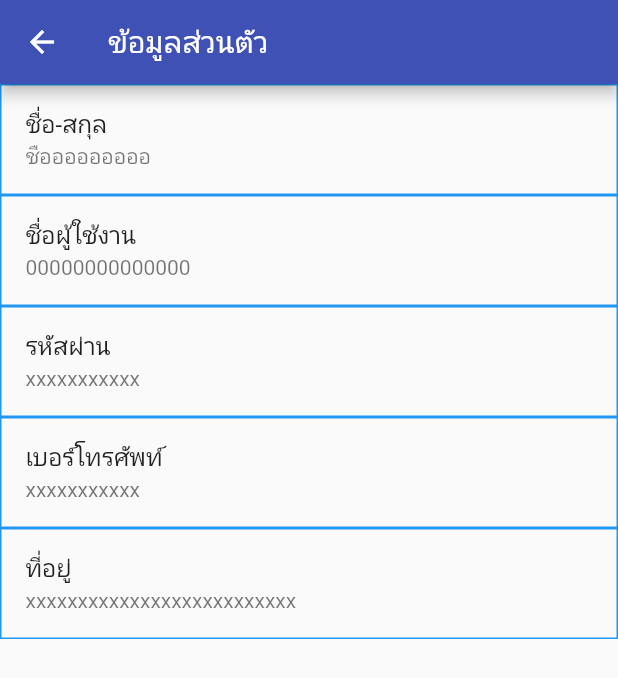
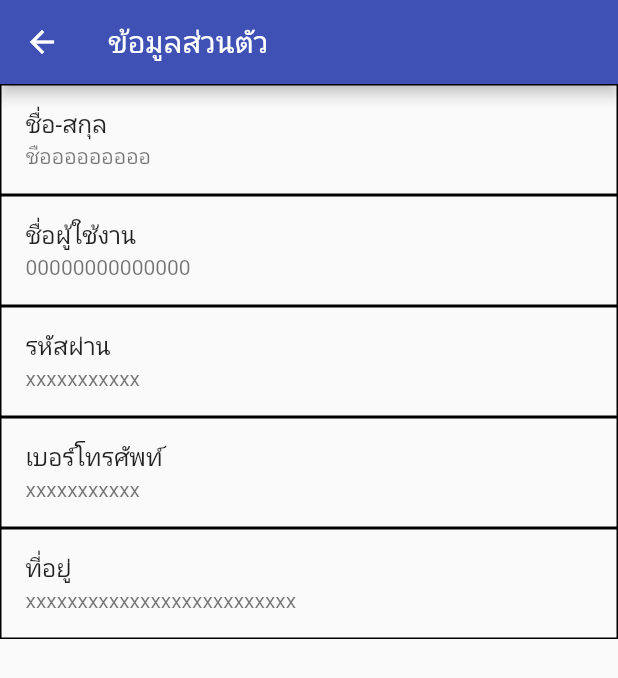
Before and after one commit to Exabby/savingKpt, a Flutter app: the informationkpt screen opened directly, on a phone screen of 412 x 824 dp. Shown: the top 678 px of the screen. Run offline on Flutter 3.47's test engine with Material 2 defaults, Android fonts, the phone set to English and light mode, and no system bars.

```diff
--- a/lib/screen/ifmt.dart
+++ b/lib/screen/ifmt.dart
@@ -1,4 +1,5 @@
 import 'package:flutter/material.dart';
+import 'package:kptsave/screen/editpassword.dart';
 
 class informationkpt extends StatefulWidget {
   const informationkpt({Key? key}) : super(key: key);
@@ -21,35 +22,40 @@ class _infomationkptState extends State<informationkpt> {
             subtitle: Text('ชือออออออออ'),
             shape: RoundedRectangleBorder(
                 borderRadius: BorderRadius.circular(0.0),
-                side: BorderSide(color: Colors.blue)),
+                side: BorderSide(color: Colors.black)),
           ),
           ListTile(
             title: Text('ชื่อผู้ใช้งาน'),
             subtitle: Text('00000000000000'),
             shape: RoundedRectangleBorder(
                 borderRadius: BorderRadius.circular(0.0),
-                side: BorderSide(color: Colors.blue)),
+                side: BorderSide(color: Colors.black)),
           ),
           ListTile(
+            onTap: () {
+              Navigator.push(context, MaterialPageRoute(builder: (contrxt) {
+                return passwordkpt();
+              }));
+            },
             title: Text('รหัสผ่าน'),
             subtitle: Text('xxxxxxxxxxx'),
             shape: RoundedRectangleBorder(
                 borderRadius: BorderRadius.circular(0.0),
-                side: BorderSide(color: Colors.blue)),
+                side: BorderSide(color: Colors.black)),
           ),
           ListTile(
             title: Text('เบอร์โทรศัพท์'),
             subtitle: Text('xxxxxxxxxxx'),
             shape: RoundedRectangleBorder(
                 borderRadius: BorderRadius.circular(0.0),
-                side: BorderSide(color: Colors.blue)),
+                side: BorderSide(color: Colors.black)),
           ),
           ListTile(
             title: Text('ที่อยู่'),
             subtitle: Text('xxxxxxxxxxxxxxxxxxxxxxxxxx'),
             shape: RoundedRectangleBorder(
                 borderRadius: BorderRadius.circular(0.0),
-                side: BorderSide(color: Colors.blue)),
+                side: BorderSide(color: Colors.black)),
           ),
         ],
       ),
```
Also changed, not shown: lib/screen/editpassword.dart (added, +72 -0 lines), pubspec.lock.
